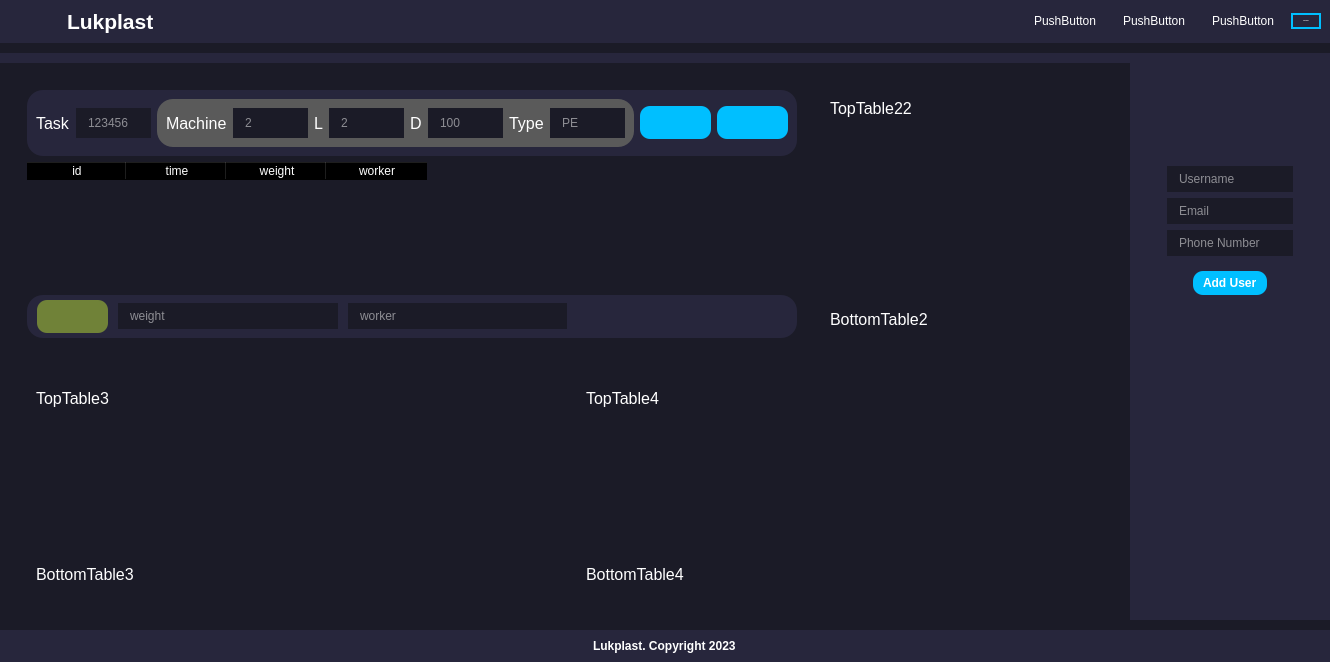
KofanovE/GuiLukplast, file interface.ui: the form before one commit.
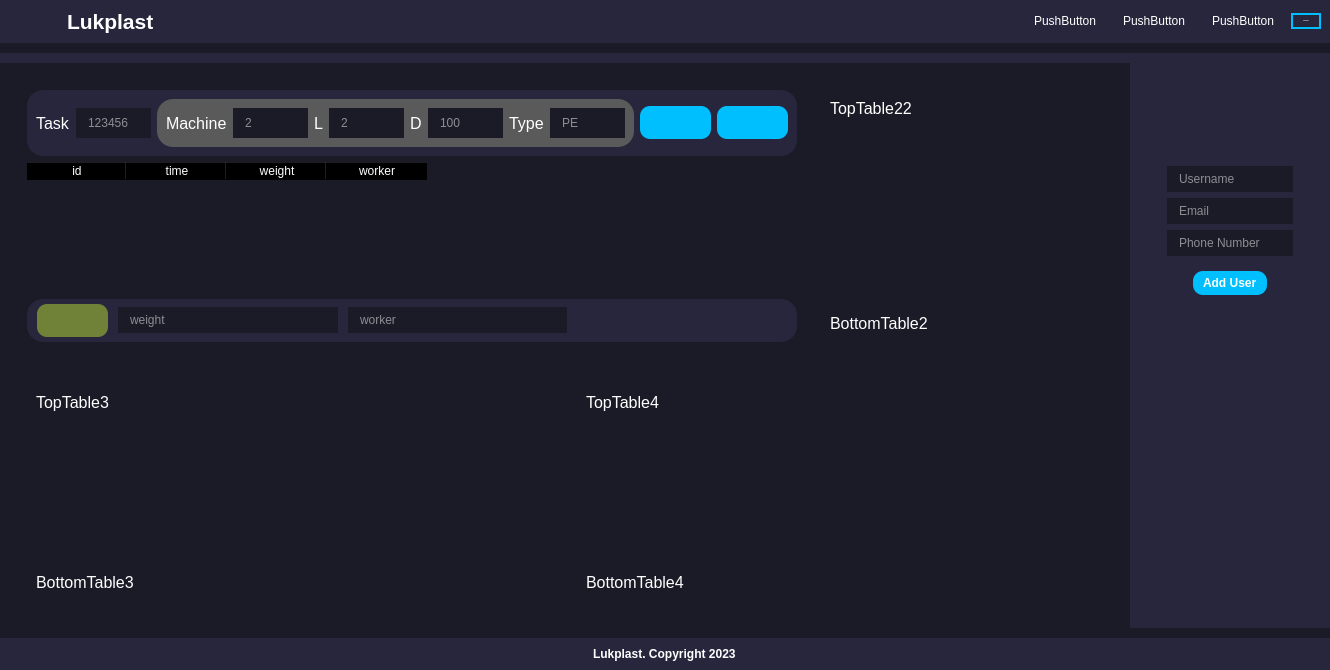
The form after the commit. Icons and pictures are not drawn. Custom widgets are drawn as their Qt base class.

Commit message: master_0_17_refactor: back to gui without color frame around the objects. Reade for creating backend with DB

Diff of the .ui file:
```diff
--- a/interface.ui
+++ b/interface.ui
@@ -7,7 +7,7 @@
     <x>0</x>
     <y>0</y>
     <width>1330</width>
-    <height>662</height>
+    <height>670</height>
    </rect>
   </property>
   <property name="windowTitle">
```
Left out of the diff: 18 changed lines with no effect on the pictures. The commit also changes 5 other files.
